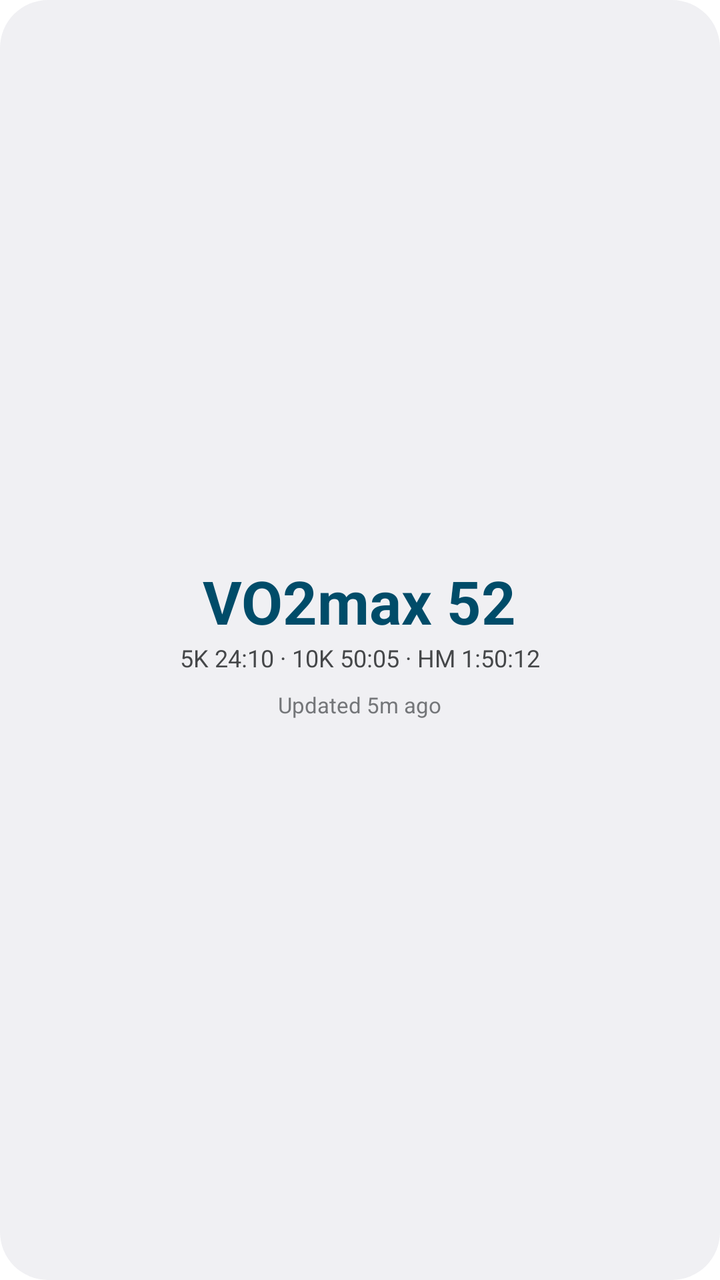
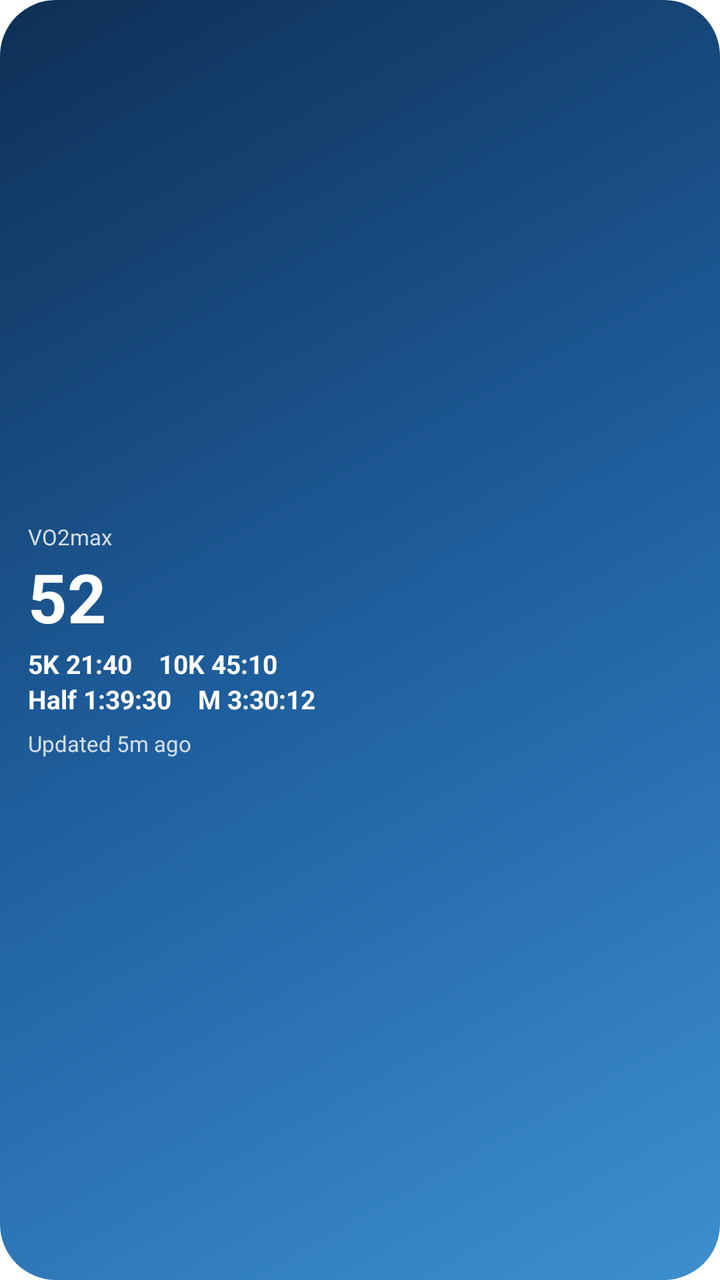

Screens rendered from an Android XML layout before and after an edit, with the pre-edit source and the edit as a unified diff.
<!-- AndroidManifest.xml: fallback theme Theme.MaterialComponents.DayNight.NoActionBar -->
<!-- res/layout/widget_preview_fitness.xml -->
<?xml version="1.0" encoding="utf-8"?>
<LinearLayout xmlns:android="http://schemas.android.com/apk/res/android"
    android:layout_width="match_parent" android:layout_height="match_parent"
    android:background="@drawable/widget_preview_bg" android:orientation="vertical"
    android:gravity="center" android:padding="16dp">
    <TextView android:layout_width="wrap_content" android:layout_height="wrap_content"
        android:text="VO2max 52" android:textColor="@android:color/system_accent1_700" android:textSize="30sp" android:textStyle="bold" android:maxLines="1" />
    <TextView android:layout_width="wrap_content" android:layout_height="wrap_content"
        android:text="5K 24:10 · 10K 50:05 · HM 1:50:12" android:textColor="@android:color/system_neutral1_700" android:textSize="12sp" android:maxLines="1" />
    <TextView android:layout_width="wrap_content" android:layout_height="wrap_content"
        android:text="Updated 5m ago" android:textColor="@android:color/system_neutral1_500" android:textSize="11sp" android:layout_marginTop="8dp" android:maxLines="1" />
</LinearLayout>
<!-- resources referenced by this layout -->
<resources>
  <!-- drawable widget_preview_bg (drawable) -->
  <?xml version="1.0" encoding="utf-8"?>
  <shape xmlns:android="http://schemas.android.com/apk/res/android" android:shape="rectangle">
      <solid android:color="@android:color/system_neutral1_50" />
      <corners android:radius="24dp" />
  </shape>
</resources>

<!-- the commit's change to res/layout/widget_preview_fitness.xml (unified diff, before → after) -->
@@ -1,12 +1,4 @@
 <?xml version="1.0" encoding="utf-8"?>
-<LinearLayout xmlns:android="http://schemas.android.com/apk/res/android"
-    android:layout_width="match_parent" android:layout_height="match_parent"
-    android:background="@drawable/widget_preview_bg" android:orientation="vertical"
-    android:gravity="center" android:padding="16dp">
-    <TextView android:layout_width="wrap_content" android:layout_height="wrap_content"
-        android:text="VO2max 52" android:textColor="@android:color/system_accent1_700" android:textSize="30sp" android:textStyle="bold" android:maxLines="1" />
-    <TextView android:layout_width="wrap_content" android:layout_height="wrap_content"
-        android:text="5K 24:10 · 10K 50:05 · HM 1:50:12" android:textColor="@android:color/system_neutral1_700" android:textSize="12sp" android:maxLines="1" />
-    <TextView android:layout_width="wrap_content" android:layout_height="wrap_content"
-        android:text="Updated 5m ago" android:textColor="@android:color/system_neutral1_500" android:textSize="11sp" android:layout_marginTop="8dp" android:maxLines="1" />
+<LinearLayout xmlns:android="http://schemas.android.com/apk/res/android" android:layout_width="match_parent" android:layout_height="match_parent" android:background="@drawable/widget_bg_ocean" android:orientation="vertical" android:gravity="center_vertical" android:padding="14dp">
+<TextView android:layout_width="wrap_content" android:layout_height="wrap_content" android:text="VO2max" android:textColor="@color/wdg_ocean_soft" android:textSize="11sp" android:textStyle="normal" android:maxLines="1" /><TextView android:layout_width="wrap_content" android:layout_height="wrap_content" android:text="52" android:textColor="@color/wdg_ocean_text" android:textSize="34sp" android:textStyle="bold" android:maxLines="1" /><TextView android:layout_width="wrap_content" android:layout_height="wrap_content" android:text="5K 21:40    10K 45:10" android:textColor="@color/wdg_ocean_text" android:textSize="13sp" android:textStyle="bold" android:maxLines="1" android:layout_marginTop="2dp"/><TextView android:layout_width="wrap_content" android:layout_height="wrap_content" android:text="Half 1:39:30    M 3:30:12" android:textColor="@color/wdg_ocean_text" android:textSize="13sp" android:textStyle="bold" android:maxLines="1" /><TextView android:layout_width="wrap_content" android:layout_height="wrap_content" android:text="Updated 5m ago" android:textColor="@color/wdg_ocean_soft" android:textSize="11sp" android:textStyle="normal" android:maxLines="1" android:layout_marginTop="6dp"/>
 </LinearLayout>
<!-- resource entries referenced after the edit -->
@@ -1,10 +1,16 @@
 <!-- resources referenced by this layout -->
 <resources>
-  <!-- drawable widget_preview_bg (drawable) -->
+  <color name="wdg_ocean_soft">#CCFFFFFF</color>
+  <color name="wdg_ocean_text">#FFFFFFFF</color>
+  <!-- drawable widget_bg_ocean (drawable) -->
   <?xml version="1.0" encoding="utf-8"?>
   <shape xmlns:android="http://schemas.android.com/apk/res/android" android:shape="rectangle">
-      <solid android:color="@android:color/system_neutral1_50" />
-      <corners android:radius="24dp" />
+      <gradient android:angle="315" android:startColor="@color/wdg_ocean_start" android:centerColor="@color/wdg_ocean_center" android:endColor="@color/wdg_ocean_end" />
+      <corners android:radius="@dimen/widget_radius" />
   </shape>
+  <color name="wdg_ocean_start">#FF0E2F55</color>
+  <color name="wdg_ocean_center">#FF1F5F9E</color>
+  <color name="wdg_ocean_end">#FF3D8FD0</color>
+  <dimen name="widget_radius">28dp</dimen>
 </resources>
 
